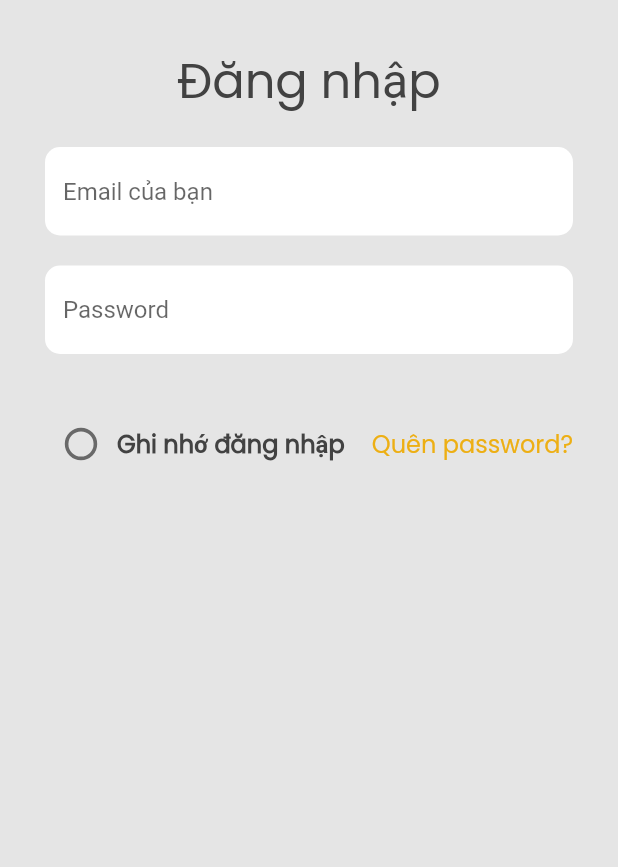
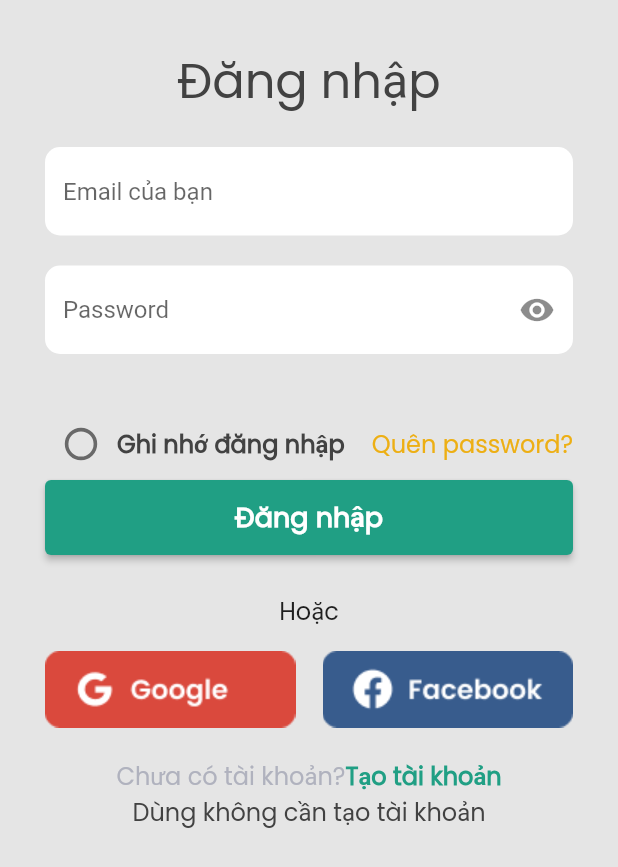
Before and after one commit to dinhnguyen28/flutter-app, a Flutter app: the screen it shows after launch, on a phone screen of 412 x 824 dp. Shown: the top 867 px of the screen. Run offline on Flutter 3.47's test engine with Material 2 defaults, Android fonts, the phone set to English and light mode, and no system bars.

Commit message:
màn hình login

```diff
--- a/lib/login_view.dart
+++ b/lib/login_view.dart
@@ -5,13 +5,14 @@ class LoginView extends StatelessWidget {
 
   @override
   Widget build(BuildContext context) {
-    return const MaterialApp(
-      home: Scaffold(
+    return const Scaffold(
+      // home: Scaffold(
       backgroundColor: Color(0xFFE5E5E5),
+
       body: SafeArea(
         child: LoginViewStatefullWidget(),
       ),
-      ),
+      // ),
     );
   }
 }
@@ -25,20 +26,18 @@ class LoginViewStatefullWidget extends StatefulWidget {
 
 class _loginViewStatefullWidget extends State<LoginViewStatefullWidget> {
   bool isChecked = false;
-
+  bool _isObscure = true;
   @override
   Widget build(BuildContext context) {
     return Padding(
       padding: const EdgeInsets.all(30),
+      child: SingleChildScrollView(
+        //physics: const NeverScrollableScrollPhysics(),
         child: Column(
           //mainAxisAlignment: MainAxisAlignment.center,
           crossAxisAlignment: CrossAxisAlignment.center,
           children: <Widget>[
-          Container(
-            //color: Colors.greenAccent,
-            alignment: Alignment.center,
-            //margin: const EdgeInsets.only(top: 149, bottom: 707),
-            child: const Text(
+            const Text(
               'Đăng nhập',
               style: TextStyle(
                 fontFamily: 'Poppins',
@@ -46,12 +45,14 @@ class _loginViewStatefullWidget extends State<LoginViewStatefullWidget> {
                 fontSize: 32,
               ),
             ),
-          ),
+            // Form(
+            // onChanged: () {
+            //   Form.of(primaryFocus!.context!)!.save();
+            // },
+            // child:
             Container(
-            //color: Colors.lightBlueAccent,
               margin: const EdgeInsets.only(top: 20),
-            child: TextField(
-              //controller: ,
+              child: TextFormField(
                   decoration: InputDecoration(
                       filled: true,
                       fillColor: Colors.white,
@@ -59,20 +60,37 @@ class _loginViewStatefullWidget extends State<LoginViewStatefullWidget> {
                           borderRadius: BorderRadius.circular(10),
                           borderSide: BorderSide.none),
                       hintText: 'Email của bạn'),
+                  //controller: ,
+
+                  onChanged: (email) {
+                    debugPrint(email);
+                  }),
             ),
-          ),
+            // ),
             Container(
               //color: Colors.redAccent,
               margin: const EdgeInsets.only(top: 20, bottom: 36),
-            child: TextField(
+              child: TextFormField(
                 //controller: ,
+                obscureText: _isObscure,
+
                 decoration: InputDecoration(
+                  suffixIcon: IconButton(
+                    icon: Icon(
+                        _isObscure ? Icons.visibility : Icons.visibility_off),
+                    onPressed: () {
+                      setState(() {
+                        _isObscure = !_isObscure;
+                      });
+                    },
+                  ),
                   filled: true,
                   fillColor: Colors.white,
                   border: OutlineInputBorder(
                       borderRadius: BorderRadius.circular(10),
                       borderSide: BorderSide.none),
-                  hintText: 'Password'),
+                  hintText: 'Password',
+                ),
               ),
             ),
             // Container(
@@ -83,6 +101,7 @@ class _loginViewStatefullWidget extends State<LoginViewStatefullWidget> {
                 Transform.scale(
                   scale: 1.2,
                   child: Checkbox(
+                      activeColor: const Color(0xFF209F84),
                       shape: const CircleBorder(),
                       value: isChecked,
                       onChanged: (bool? value) {
@@ -103,7 +122,11 @@ class _loginViewStatefullWidget extends State<LoginViewStatefullWidget> {
                 const Spacer(
                   flex: 2,
                 ),
-              const Text(
+                InkWell(
+                  onTap: () {
+                    debugPrint('Quên password');
+                  },
+                  child: const Text(
                     'Quên password?',
                     style: TextStyle(
                       fontFamily: 'Poppins',
@@ -112,10 +135,101 @@ class _loginViewStatefullWidget extends State<LoginViewStatefullWidget> {
                       color: Color(0xFFEDAF14),
                     ),
                   ),
+                ),
               ],
             ),
             ////
+
+            ElevatedButton(
+              style: ElevatedButton.styleFrom(
+                primary: const Color(0xFF209F84),
+                minimumSize: const Size.fromHeight(50),
+              ),
+              onPressed: () {
+                //todo
+              },
+              child: const Text(
+                'Đăng nhập',
+                style: TextStyle(
+                    fontFamily: 'Poppins',
+                    fontWeight: FontWeight.bold,
+                    fontSize: 18),
+              ),
+            ),
+            Container(
+              margin: const EdgeInsets.only(top: 25, bottom: 15),
+              child: const Text(
+                'Hoặc',
+                style: TextStyle(fontFamily: 'Poppins', fontSize: 16),
+              ),
+            ),
+            Row(
+              children: <Widget>[
+                GestureDetector(
+                  onTap: () {
+                    //todo
+                    debugPrint('Google');
+                  },
+                  child: Image.asset(
+                    'assets/images/btnGoogle.png',
+                  ),
+                ),
+                const Spacer(
+                  flex: 2,
+                ),
+                GestureDetector(
+                  onTap: () {
+                    //todo
+                    debugPrint('Facebook');
+                  },
+                  child: Image.asset(
+                    'assets/images/btnFacebook.png',
+                  ),
+                ),
               ],
+            ),
+            Container(
+              margin: const EdgeInsets.only(top: 20),
+              child: Row(
+                mainAxisAlignment: MainAxisAlignment.center,
+                children: [
+                  const Text(
+                    'Chưa có tài khoản?',
+                    style: TextStyle(
+                        fontFamily: 'Poppins',
+                        fontSize: 16,
+                        color: Color(0xFFB0B2BE)),
+                  ),
+                  InkWell(
+                    onTap: () {
+                      //todo
+                      debugPrint('Tạo tài khoản');
+                    },
+                    child: const Text('Tạo tài khoản',
+                        style: TextStyle(
+                            fontFamily: 'Poppins',
+                            fontSize: 16,
+                            color: Color(0xFF209F84),
+                            fontWeight: FontWeight.bold)),
+                  )
+                ],
+              ),
+            ),
+            InkWell(
+              onTap: () {
+                //todo
+                debugPrint('Tạo tài khoản');
+              },
+              child: const Text(
+                'Dùng không cần tạo tài khoản',
+                style: TextStyle(
+                    fontFamily: 'Poppins',
+                    fontSize: 16,
+                    color: Color(0xFF424242)),
+              ),
+            ),
+          ],
+        ),
       ),
     );
   }
--- a/pubspec.yaml
+++ b/pubspec.yaml
@@ -60,7 +60,9 @@ flutter:
           #weight: 700
         #- asset: assets/fonts/poppins/Poppins-Italic.ttf
           #style: italic
-
+  assets:
+    - assets/images/btnGoogle.png
+    - assets/images/btnFacebook.png
 
   # The following line ensures that the Material Icons font is
   # included with your application, so that you can use the icons in
```
Also changed, not shown: assets/images/btnFacebook.png (added), assets/images/btnGoogle.png (added). Lines whose indentation alone changed are shown as unchanged.
